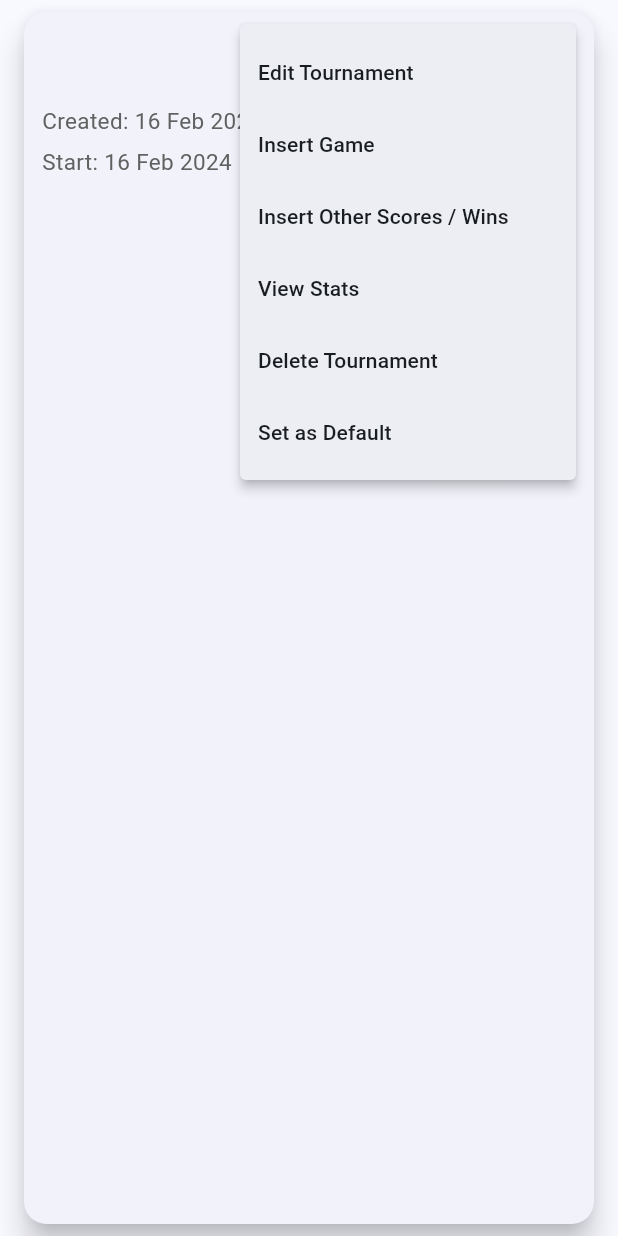
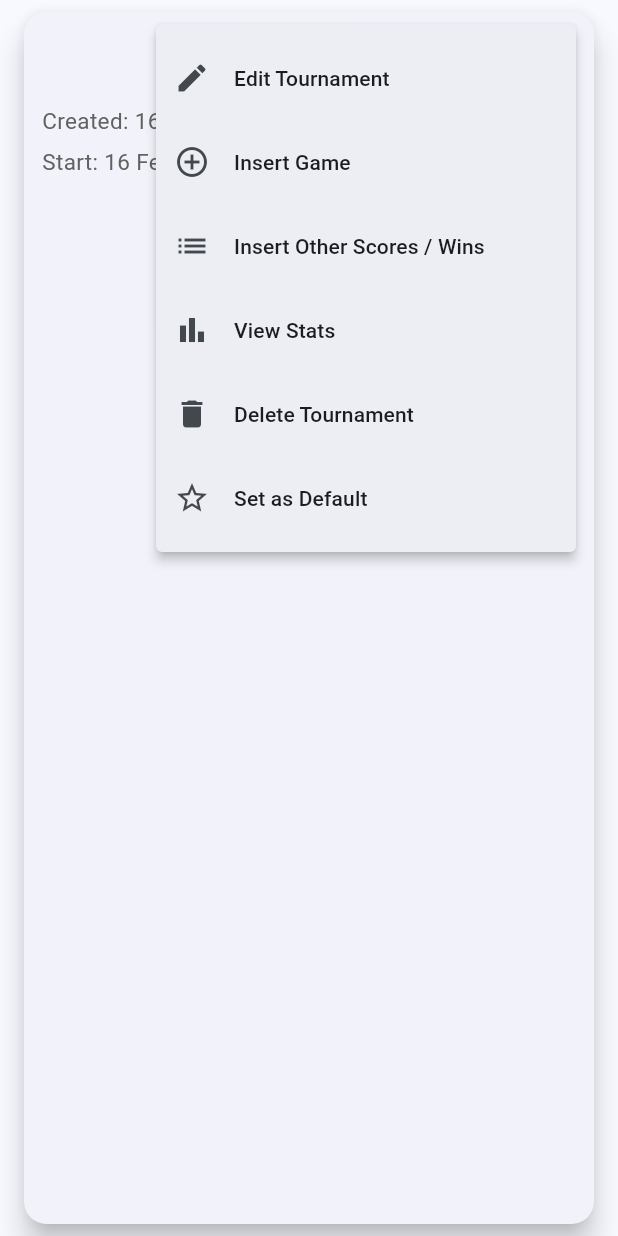
Before and after one commit to Samooh-9820060/score_manager, a Flutter app: the TournamentCard widget shown alone on an empty page, opened directly with empty values, after a tap on the "more vert" icon, on a phone screen of 412 x 824 dp. Run offline on Flutter 3.47's test engine with Material 3 defaults, Android fonts, the phone set to English and light mode, and no system bars; our stand-ins replace auto_size_text, cloud_firestore, firebase_auth, firebase_core, google_sign_in, rxdart and 1 more; accounts and stored records are empty.

```diff
--- a/lib/main.dart
+++ b/lib/main.dart
@@ -6,6 +6,7 @@ import 'package:score_manager/screens/home_page.dart';
 import 'config/bukDataEntry.dart';
 import 'firebase_options.dart';
 import 'config/app_mode.dart';
+import 'models/UserProfile.dart';
 
 Future<void> main() async {
   WidgetsFlutterBinding.ensureInitialized();
@@ -15,6 +16,7 @@ Future<void> main() async {
 
   // Check if the user is signed in
   User? user = FirebaseAuth.instance.currentUser;
+  UserProfileSingleton().fetchUserProfile();
 
   //desencidng order from index
   List<String> entries = [
--- a/lib/widgets/tournament_card.dart
+++ b/lib/widgets/tournament_card.dart
@@ -103,33 +103,60 @@ class TournamentCard extends StatelessWidget {
                           break;
                       }
                     },
-                    itemBuilder: (BuildContext context) =>
-                        <PopupMenuEntry<String>>[
-                      const PopupMenuItem<String>(
+                    itemBuilder: (BuildContext context) {
+                      List<PopupMenuEntry<String>> menuItems = [
+                        PopupMenuItem<String>(
                           value: 'edit',
-                        child: Text('Edit Tournament'),
+                          child: ListTile(
+                            leading: Icon(Icons.edit), // Edit icon
+                            title: Text('Edit Tournament'),
                           ),
-                      const PopupMenuItem<String>(
+                        ),
+                        PopupMenuItem<String>(
                           value: 'insert_game',
-                        child: Text('Insert Game'),
+                          child: ListTile(
+                            leading: Icon(Icons.add_circle_outline), // Insert/Add icon
+                            title: Text('Insert Game'),
                           ),
-                      const PopupMenuItem<String>(
+                        ),
+                        PopupMenuItem<String>(
                           value: 'insert_other_score',
-                        child: Text('Insert Other Scores / Wins'),
+                          child: ListTile(
+                            leading: Icon(Icons.list), // List or Scoreboard icon
+                            title: Text('Insert Other Scores / Wins'),
                           ),
-                      const PopupMenuItem<String>(
+                        ),
+                        PopupMenuItem<String>(
                           value: 'view_stats',
-                        child: Text('View Stats'),
+                          child: ListTile(
+                            leading: Icon(Icons.bar_chart), // Stats/Analytics icon
+                            title: Text('View Stats'),
                           ),
-                      const PopupMenuItem<String>(
+                        ),
+                        PopupMenuItem<String>(
                           value: 'delete_tournament',
-                        child: Text('Delete Tournament'),
+                          child: ListTile(
+                            leading: Icon(Icons.delete), // Delete icon
+                            title: Text('Delete Tournament'),
                           ),
-                      const PopupMenuItem<String>(
+                        ),
+                      ];
+
+                      // Only add 'Set as Default' if not already the default tournament
+                      if (!isDefault) {
+                        menuItems.add(
+                          PopupMenuItem<String>(
                             value: 'set_default',
-                        child: Text('Set as Default'),
+                            child: ListTile(
+                              leading: Icon(Icons.star_border), // Default/Star icon
+                              title: Text('Set as Default'),
                             ),
-                    ],
+                          ),
+                        );
+                      }
+
+                      return menuItems;
+                    },
                   ),
                 ],
               ),
```
Also changed, not shown: lib/config/global.dart (added, +17 -0 lines), lib/models/UserProfile.dart (+23 -0 lines), lib/screens/scores_page.dart (+9 -0 lines), lib/screens/view_stats.dart (+83 -22 lines). Lines whose indentation alone changed are shown as unchanged.
